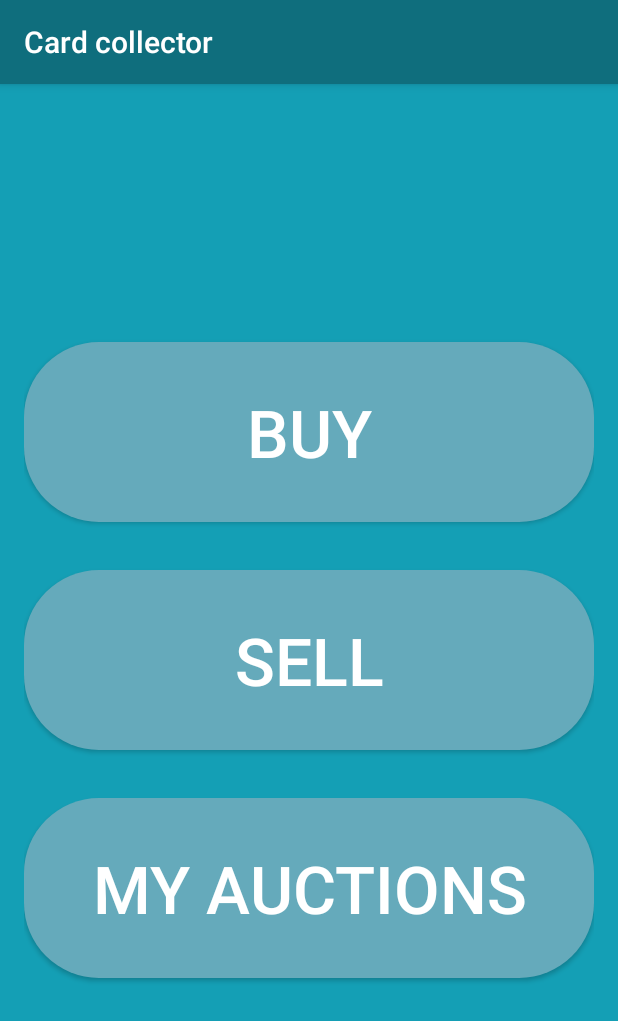
After one commit to piotrpospiech/AndroidLab1, an Android app: the MenuActivity screen opened directly, with no data from a screen before it, on a phone screen of 412 x 824 dp. The commit adds this screen. Shown: the top 1021 px of the screen. Run offline under Robolectric (Android 15) with nearby library versions, the phone set to English and light mode, and no system bars.

Commit message:
Create menu activity
create menu activity layout;
create onClick listeners;
create intents;
create toasts;

```diff
--- a/app/build.gradle
+++ b/app/build.gradle
@@ -24,7 +24,7 @@ android {
 
 dependencies {
     implementation fileTree(dir: 'libs', include: ['*.jar'])
-    implementation"org.jetbrains.kotlin:kotlin-stdlib-jdk7:$kotlin_version"
+    implementation "org.jetbrains.kotlin:kotlin-stdlib-jdk7:$kotlin_version"
     implementation 'com.android.support:appcompat-v7:28.0.0'
     implementation 'com.android.support.constraint:constraint-layout:1.1.3'
     testImplementation 'junit:junit:4.12'
--- /dev/null
+++ b/app/src/main/java/com/example/androidlab1/MenuActivity.kt
@@ -0,0 +1,38 @@
+package com.example.androidlab1
+
+import android.content.Intent
+import android.support.v7.app.AppCompatActivity
+import android.os.Bundle
+import android.view.Gravity
+import android.widget.Button
+import android.widget.Toast
+
+class MenuActivity : AppCompatActivity() {
+
+    private val inProgress = "Work in progress"
+
+    override fun onCreate(savedInstanceState: Bundle?) {
+        super.onCreate(savedInstanceState)
+        setContentView(R.layout.activity_menu)
+
+        val buyButton = findViewById<Button>(R.id.buyButton)
+        val sellButton = findViewById<Button>(R.id.sellButton)
+        val auctionsButton = findViewById<Button>(R.id.auctionsButton)
+
+        buyButton.setOnClickListener {
+            val toast = Toast.makeText(this, inProgress, Toast.LENGTH_LONG)
+            toast.setGravity(Gravity.TOP or Gravity.CENTER_HORIZONTAL, 0, 180)
+            toast.show()
+        }
+
+        sellButton.setOnClickListener {
+            val intent = Intent(this, SellActivity::class.java)
+            startActivity(intent)
+        }
+
+        auctionsButton.setOnClickListener {
+            val intent = Intent(this, AuctionsActivity::class.java)
+            startActivity(intent)
+        }
+    }
+}
--- a/app/src/main/res/layout/activity_main.xml
+++ b/app/src/main/res/layout/activity_main.xml
@@ -71,6 +71,7 @@
             android:layout_width="wrap_content"
             android:layout_height="wrap_content"
             android:textColor="@color/colorText"
+            android:clickable="true"
             android:layout_marginTop="8dp"
             app:layout_constraintTop_toBottomOf="@+id/forgotTextView"
             app:layout_constraintStart_toStartOf="@+id/signInButton"
--- /dev/null
+++ b/app/src/main/res/layout/activity_menu.xml
@@ -0,0 +1,52 @@
+<?xml version="1.0" encoding="utf-8"?>
+<android.support.constraint.ConstraintLayout
+        xmlns:android="http://schemas.android.com/apk/res/android"
+        xmlns:tools="http://schemas.android.com/tools"
+        xmlns:app="http://schemas.android.com/apk/res-auto"
+        android:layout_width="match_parent"
+        android:layout_height="match_parent"
+        tools:context=".MenuActivity"
+        android:background="@color/colorBackground">
+
+    <LinearLayout
+            android:orientation="vertical"
+            android:layout_width="match_parent"
+            android:layout_height="wrap_content"
+            app:layout_constraintTop_toTopOf="parent" app:layout_constraintStart_toStartOf="parent"
+            android:layout_marginLeft="16dp" android:layout_marginStart="16dp" app:layout_constraintEnd_toEndOf="parent"
+            android:layout_marginEnd="16dp" android:layout_marginRight="16dp" android:layout_marginBottom="8dp"
+            app:layout_constraintBottom_toBottomOf="parent" android:layout_marginTop="8dp">
+
+        <Button
+                android:id="@+id/buyButton"
+                android:text="@string/buy"
+                android:layout_width="match_parent"
+                android:layout_height="120dp"
+                android:textSize="44sp"
+                android:textColor="@color/colorText"
+                android:background="@drawable/rounded_button"
+                android:layout_marginTop="8dp"/>
+
+        <Button
+                android:id="@+id/sellButton"
+                android:text="@string/sell"
+                android:layout_width="match_parent"
+                android:layout_height="120dp"
+                android:textSize="44sp"
+                android:textColor="@color/colorText"
+                android:background="@drawable/rounded_button"
+                android:layout_marginTop="32dp"/>
+
+        <Button
+                android:id="@+id/auctionsButton"
+                android:text="@string/auctions"
+                android:layout_width="match_parent"
+                android:layout_height="120dp"
+                android:textSize="44sp"
+                android:textColor="@color/colorText"
+                android:background="@drawable/rounded_button"
+                android:layout_marginTop="32dp"
+                android:layout_marginBottom="8dp"/>
+
+    </LinearLayout>
+</android.support.constraint.ConstraintLayout>
--- a/app/src/main/res/values/colors.xml
+++ b/app/src/main/res/values/colors.xml
@@ -1,7 +1,7 @@
 <?xml version="1.0" encoding="utf-8"?>
 <resources>
-    <color name="colorPrimary">#008577</color>
-    <color name="colorPrimaryDark">#00574B</color>
+    <color name="colorPrimary">#0F6E7D</color>
+    <color name="colorPrimaryDark">#0C5D6B</color>
     <color name="colorAccent">#0F6E7D</color>
     <color name="colorBackground">#149FB5</color>
     <color name="colorButton">#65AABB</color>
--- a/app/src/main/res/values/strings.xml
+++ b/app/src/main/res/values/strings.xml
@@ -1,9 +1,12 @@
 <resources>
-    <string name="app_name">AndroidLab1</string>
+    <string name="app_name">Card collector</string>
     <string name="username">Username</string>
     <string name="password">Password</string>
     <string name="signIn">Sign in</string>
     <string name="forgotPassword">Forgot password?</string>
     <string name="continueWithoutLogin">Continue without Login</string>
     <string name="cardLogo">Card logo</string>
+    <string name="buy">Buy</string>
+    <string name="sell">Sell</string>
+    <string name="auctions">My auctions</string>
 </resources>
```
Also changed, not shown: app/src/main/AndroidManifest.xml (+7 -0 lines), app/src/main/java/com/example/androidlab1/AuctionsActivity.kt (added, +12 -0 lines), app/src/main/java/com/example/androidlab1/MainActivity.kt (+31 -0 lines), app/src/main/java/com/example/androidlab1/SellActivity.kt (added, +12 -0 lines), app/src/main/res/layout/activity_auctions.xml (added, +10 -0 lines), app/src/main/res/layout/activity_sell.xml (added, +10 -0 lines).
